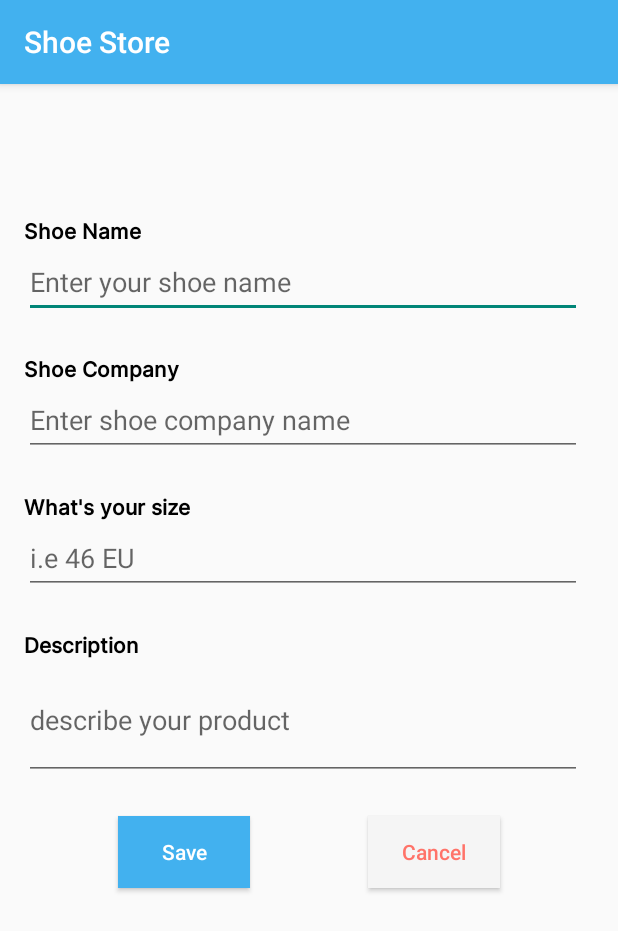
After one commit to Ashraf4795/Shoe-Store-App, an Android app: the fragment ShoeDetailsFragment shown on its own in the app's theme, on a phone screen of 412 x 824 dp. The commit adds this screen. Shown: the top 931 px of the screen. Run offline under Robolectric (Android 15) with nearby library versions, the phone set to English and light mode, and no system bars; 1 statement that could not run was skipped.

Commit message:
create shoe details fragment with layout design

```diff
--- /dev/null
+++ b/app/src/main/java/com/example/android/shoestore/feature/shoe_details/ShoeDetailsFragment.kt
@@ -0,0 +1,33 @@
+package com.example.android.shoestore.feature.shoe_details
+
+import android.os.Bundle
+import androidx.fragment.app.Fragment
+import android.view.LayoutInflater
+import android.view.View
+import android.view.ViewGroup
+import androidx.navigation.NavController
+import androidx.navigation.fragment.findNavController
+import com.example.android.shoestore.R
+import com.example.android.shoestore.databinding.FragmentShoeDetailsBinding
+import com.example.android.shoestore.databinding.FragmentShoeListBinding
+
+class ShoeDetailsFragment : Fragment() {
+    private lateinit var binding: FragmentShoeDetailsBinding
+    private lateinit var navController: NavController
+
+    override fun onCreate(savedInstanceState: Bundle?) {
+        super.onCreate(savedInstanceState)
+
+    }
+
+    override fun onCreateView(
+        inflater: LayoutInflater, container: ViewGroup?,
+        savedInstanceState: Bundle?
+    ): View {
+        binding = FragmentShoeDetailsBinding.inflate(inflater)
+        navController = findNavController()
+        return binding.root
+    }
+
+
+}
--- /dev/null
+++ b/app/src/main/res/layout/fragment_shoe_details.xml
@@ -0,0 +1,158 @@
+<?xml version="1.0" encoding="utf-8"?>
+<androidx.constraintlayout.widget.ConstraintLayout xmlns:android="http://schemas.android.com/apk/res/android"
+    xmlns:app="http://schemas.android.com/apk/res-auto"
+    xmlns:tools="http://schemas.android.com/tools"
+    android:layout_width="match_parent"
+    android:layout_height="match_parent"
+    tools:context=".feature.shoe_details.ShoeDetailsFragment">
+
+
+    <TextView
+        android:id="@+id/shoe_details_title_id"
+        style="@style/textview_bold_style"
+        android:layout_width="wrap_content"
+        android:layout_height="wrap_content"
+        android:layout_marginStart="16dp"
+        android:layout_marginTop="16dp"
+        android:textSize="28sp"
+        android:typeface="sans"
+        app:layout_constraintEnd_toEndOf="parent"
+        app:layout_constraintHorizontal_bias="0.0"
+        app:layout_constraintStart_toStartOf="parent"
+        app:layout_constraintTop_toTopOf="parent"
+        tools:text="@string/details_title" />
+
+    <TextView
+        android:id="@+id/shoe_name_label_id"
+        style="@style/textview_bold_style"
+        android:layout_width="wrap_content"
+        android:layout_height="wrap_content"
+        android:layout_marginStart="16dp"
+        android:layout_marginTop="32dp"
+        android:text="@string/shoe_name_label"
+        app:layout_constraintStart_toStartOf="parent"
+        app:layout_constraintTop_toBottomOf="@+id/shoe_details_title_id" />
+
+    <EditText
+        android:id="@+id/shoe_name_edit_id"
+        android:layout_width="0dp"
+        android:layout_height="wrap_content"
+        android:layout_marginStart="16dp"
+        android:layout_marginEnd="24dp"
+        android:autofillHints="no"
+        android:ems="10"
+        android:hint="@string/shoe_edit_name_hint"
+        android:inputType="textPersonName"
+        android:minHeight="48dp"
+        app:layout_constraintEnd_toEndOf="parent"
+        app:layout_constraintStart_toStartOf="parent"
+        app:layout_constraintTop_toBottomOf="@+id/shoe_name_label_id" />
+
+    <TextView
+        android:id="@+id/shoe_company_label_id"
+        style="@style/textview_bold_style"
+        android:layout_width="wrap_content"
+        android:layout_height="wrap_content"
+        android:layout_marginStart="16dp"
+        android:layout_marginTop="24dp"
+        android:text="@string/shoe_company_label"
+        app:layout_constraintStart_toStartOf="parent"
+        app:layout_constraintTop_toBottomOf="@+id/shoe_name_edit_id" />
+
+    <EditText
+        android:id="@+id/shoe_company_edit_id"
+        android:layout_width="0dp"
+        android:layout_height="wrap_content"
+        android:layout_marginStart="16dp"
+        android:layout_marginEnd="24dp"
+        android:autofillHints="no"
+        android:ems="10"
+        android:hint="@string/shoe_edit_company_hint"
+        android:inputType="textPersonName"
+        android:minHeight="48dp"
+        app:layout_constraintEnd_toEndOf="parent"
+        app:layout_constraintStart_toStartOf="parent"
+        app:layout_constraintTop_toBottomOf="@+id/shoe_company_label_id" />
+
+    <TextView
+        android:id="@+id/shoe_size_label_id"
+        style="@style/textview_bold_style"
+        android:layout_width="wrap_content"
+        android:layout_height="wrap_content"
+        android:layout_marginStart="16dp"
+        android:layout_marginTop="24dp"
+        android:text="@string/shoe_size_label"
+        app:layout_constraintStart_toStartOf="parent"
+        app:layout_constraintTop_toBottomOf="@+id/shoe_company_edit_id" />
+
+    <EditText
+        android:id="@+id/shoe_size_edit_id"
+        android:layout_width="0dp"
+        android:layout_height="wrap_content"
+        android:layout_marginStart="16dp"
+        android:layout_marginEnd="24dp"
+        android:autofillHints="no"
+        android:ems="10"
+        android:hint="@string/shoe_edit_size_hint"
+        android:inputType="number"
+        android:minHeight="48dp"
+        app:layout_constraintEnd_toEndOf="parent"
+        app:layout_constraintStart_toStartOf="parent"
+        app:layout_constraintTop_toBottomOf="@+id/shoe_size_label_id" />
+
+    <TextView
+        android:id="@+id/shoe_description_label_id"
+        style="@style/textview_bold_style"
+        android:layout_width="wrap_content"
+        android:layout_height="wrap_content"
+        android:layout_marginStart="16dp"
+        android:layout_marginTop="24dp"
+        android:text="@string/shoe_description_label"
+        app:layout_constraintStart_toStartOf="parent"
+        app:layout_constraintTop_toBottomOf="@+id/shoe_size_edit_id" />
+
+    <EditText
+        android:id="@+id/shoe_description_edit_id"
+        android:layout_width="0dp"
+        android:layout_height="wrap_content"
+        android:layout_marginStart="16dp"
+        android:layout_marginEnd="24dp"
+        android:autofillHints="no"
+        android:ems="10"
+        android:hint="@string/shoe_edit_description_hint"
+        android:inputType="textMultiLine"
+        android:minHeight="80dp"
+        app:layout_constraintEnd_toEndOf="parent"
+        app:layout_constraintStart_toStartOf="parent"
+        app:layout_constraintTop_toBottomOf="@+id/shoe_description_label_id" />
+
+    <Button
+        android:id="@+id/save_details_id"
+        android:layout_width="wrap_content"
+        android:layout_height="wrap_content"
+        android:layout_marginTop="24dp"
+        android:text="@string/save_button_label"
+        android:textAllCaps="false"
+        android:background="@color/sea_blue"
+        android:textColor="@color/white"
+        app:layout_constraintEnd_toStartOf="@+id/cancel_details_chage_id"
+        app:layout_constraintHorizontal_bias="0.5"
+        app:layout_constraintStart_toStartOf="parent"
+        app:layout_constraintTop_toBottomOf="@+id/shoe_description_edit_id" />
+
+    <Button
+        android:id="@+id/cancel_details_chage_id"
+        android:layout_width="wrap_content"
+        android:layout_height="wrap_content"
+        android:text="@string/cancel_button_label"
+        android:textAllCaps="false"
+        android:textColor="@color/red"
+        android:background="@color/light_grey"
+        app:layout_constraintBottom_toBottomOf="@+id/save_details_id"
+        app:layout_constraintEnd_toEndOf="parent"
+        app:layout_constraintHorizontal_bias="0.5"
+        app:layout_constraintStart_toEndOf="@+id/save_details_id"
+        app:layout_constraintTop_toTopOf="@+id/save_details_id" />
+
+
+</androidx.constraintlayout.widget.ConstraintLayout>
--- a/app/src/main/res/values/colors.xml
+++ b/app/src/main/res/values/colors.xml
@@ -10,4 +10,5 @@
     <color name="light_grey">#F5F5F5</color>
     <color name="sea_blue">#42B1EF</color>
     <color name="green">#8BC34A</color>
+    <color name="red">#FF7369</color>
 </resources>
--- a/app/src/main/res/values/strings.xml
+++ b/app/src/main/res/values/strings.xml
@@ -23,4 +23,15 @@
     <string name="instructions_text">Select all your products and pay with your favorite payment option</string>
     <string name="logout">Logout</string>
     <string name="add_floating_button">Add button to add new shoe product item.</string>
+    <string name="details_title">Enter Details</string>
+    <string name="shoe_edit_name_hint">Enter your shoe name</string>
+    <string name="shoe_name_label">Shoe Name</string>
+    <string name="shoe_company_label">Shoe Company</string>
+    <string name="shoe_edit_company_hint">Enter shoe company name</string>
+    <string name="shoe_size_label">What\'s your size</string>
+    <string name="shoe_edit_size_hint">i.e 46 EU</string>
+    <string name="shoe_description_label">Description</string>
+    <string name="shoe_edit_description_hint">describe your product</string>
+    <string name="save_button_label">Save</string>
+    <string name="cancel_button_label">Cancel</string>
 </resources>
```
